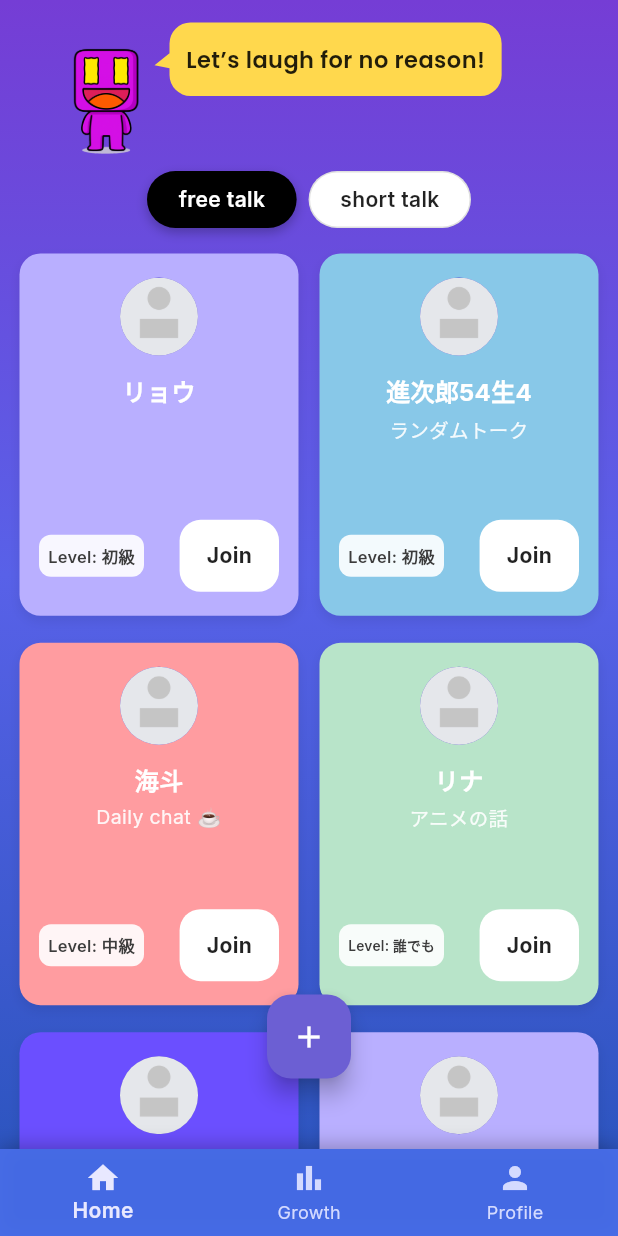
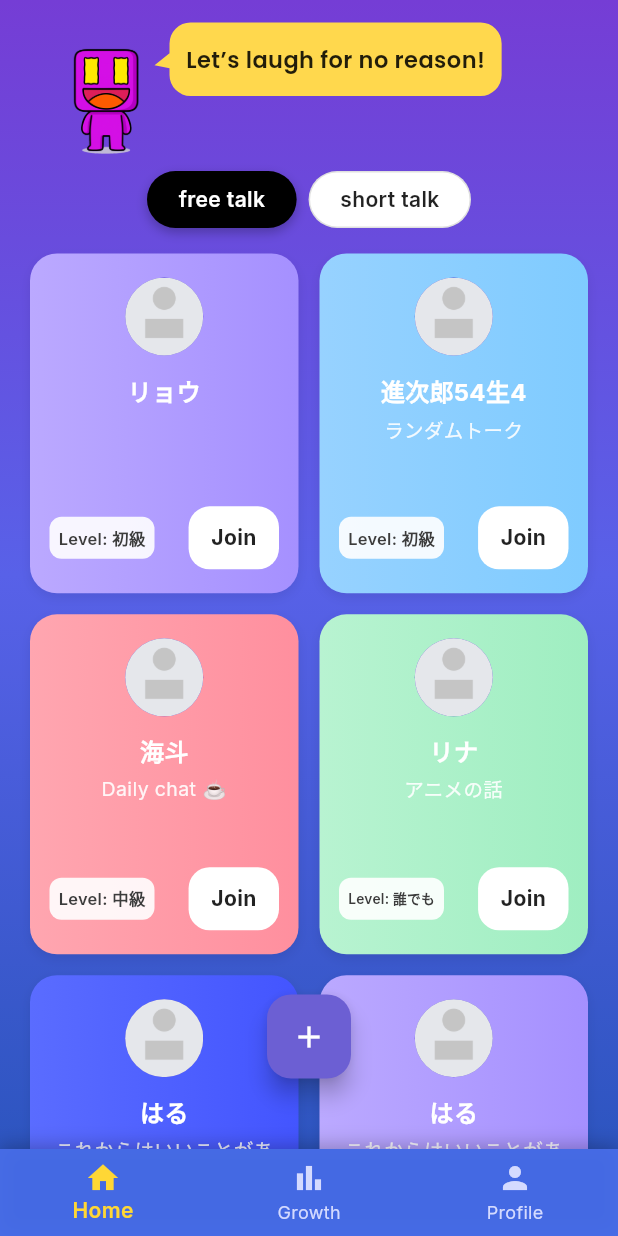
Before and after one commit to joshua20050107-pixel/hozonsuruapuri_english-conversation, a Flutter app: the screen it shows after launch, on a phone screen of 412 x 824 dp. Run offline on Flutter 3.47's test engine with Material 3 defaults, Android fonts, the phone set to English and light mode, and no system bars; our stand-ins replace flutter_riverpod, google_fonts.

Commit message:
色変える前

```diff
--- a/lib/components/talk_card_grid.dart
+++ b/lib/components/talk_card_grid.dart
@@ -108,25 +108,65 @@ class TalkCardGrid extends StatelessWidget {
       createdAt: DateTime(2025, 1, 1),
       creatorImageUrl: '',
     ),
+    Talk(
+      id: '9',
+      creatorName: '進次郎54生4',
+      creatorLevel: 'Beginner',
+      level: 'Beginner',
+      message: "ランダムトーク ",
+      type: 'short',
+      createdAt: DateTime(2025, 1, 1),
+      creatorImageUrl: '',
+    ),
+    Talk(
+      id: '10',
+      creatorName: '進次郎54生4',
+      creatorLevel: 'Beginner',
+      level: 'Beginner',
+      message: "ランダムトーク ",
+      type: 'short',
+      createdAt: DateTime(2025, 1, 1),
+      creatorImageUrl: '',
+    ),
+    Talk(
+      id: '11',
+      creatorName: '進次郎54生4',
+      creatorLevel: 'Beginner',
+      level: 'Beginner',
+      message: "ランダムトーク ",
+      type: 'short',
+      createdAt: DateTime(2025, 1, 1),
+      creatorImageUrl: '',
+    ),
+    Talk(
+      id: '12',
+      creatorName: '進次郎54生4',
+      creatorLevel: 'Beginner',
+      level: 'Beginner',
+      message: "ランダムトーク ",
+      type: 'short',
+      createdAt: DateTime(2025, 1, 1),
+      creatorImageUrl: '',
+    ),
   ];
 
   @override
   Widget build(BuildContext context) {
     return GridView.builder(
-      padding: const EdgeInsets.symmetric(horizontal: 13, vertical: 11),
+      padding: const EdgeInsets.symmetric(horizontal: 20, vertical: 11),
       itemCount: talks.length,
       gridDelegate: const SliverGridDelegateWithFixedCrossAxisCount(
         crossAxisCount: 2,
         crossAxisSpacing: 14,
-        mainAxisSpacing: 18,
-        childAspectRatio: 0.77,
+        mainAxisSpacing: 14,
+        childAspectRatio: 0.79,
       ),
       itemBuilder: (context, index) {
         final talk = talks[index];
         debugPrint('Avatar exists: ${talk.creatorImageUrl}');
 
         return InkWell(
-          borderRadius: BorderRadius.circular(14),
+          borderRadius: BorderRadius.circular(18),
           onTap: () {
             debugPrint("Tapped card: ${talk.creatorName}");
           },
@@ -135,7 +175,7 @@ class TalkCardGrid extends StatelessWidget {
             curve: Curves.easeOut,
             decoration: BoxDecoration(
               gradient: getGradientForIndex(index), // ← 背景グラデーションを追加
-              borderRadius: BorderRadius.circular(14),
+              borderRadius: BorderRadius.circular(18),
               boxShadow: [
                 BoxShadow(
                   color: Colors.black.withOpacity(0.08),
@@ -165,7 +205,7 @@ class TalkCardGrid extends StatelessWidget {
                     style: GoogleFonts.inter(
                       fontWeight: FontWeight.w700,
                       fontSize: 16,
-                      color: Colors.white,
+                      color: const Color.fromARGB(255, 255, 255, 255),
                     ),
                     overflow: TextOverflow.ellipsis,
                   ),
@@ -178,7 +218,12 @@ class TalkCardGrid extends StatelessWidget {
                               : "Daily chat ☕"),
                     style: GoogleFonts.inter(
                       fontSize: 13,
-                      color: Colors.white.withOpacity(0.9),
+                      color: const Color.fromARGB(
+                        255,
+                        255,
+                        255,
+                        255,
+                      ).withOpacity(0.9),
                     ),
                     maxLines: 2,
                     textAlign: TextAlign.center,
@@ -223,8 +268,8 @@ class TalkCardGrid extends StatelessWidget {
                       // 🤍 Joinボタン（右側）
                       Container(
                         padding: const EdgeInsets.symmetric(
-                          horizontal: 18,
-                          vertical: 14,
+                          horizontal: 15,
+                          vertical: 11,
                         ),
                         decoration: BoxDecoration(
                           color: Colors.white,
--- a/lib/screens/home_screen.dart
+++ b/lib/screens/home_screen.dart
@@ -92,12 +92,12 @@ class _BottomNav extends StatelessWidget {
           backgroundColor: Colors.transparent,
           elevation: 0,
           type: BottomNavigationBarType.fixed, // ✅【変更④】固定型でアイコン揺れ防止
-          selectedItemColor: const Color(0xFFE8E8FF), // ← DAD7FF → E8E8FF
+          selectedItemColor: const Color.fromARGB(255, 255, 215, 53),
+          // ← DAD7FF → E8E8FF
           unselectedItemColor: const Color(0xFFD4DAFF), // ← BFC8FF → D4DAFF
           // ✅【変更⑥】テキスト太さ調整（視認性アップ）
           selectedLabelStyle: const TextStyle(fontWeight: FontWeight.w600),
           unselectedLabelStyle: const TextStyle(fontWeight: FontWeight.w400),
-
           items: const [
             BottomNavigationBarItem(icon: Icon(Icons.home), label: "Home"),
             BottomNavigationBarItem(
--- a/lib/theme/talkin_colors.dart
+++ b/lib/theme/talkin_colors.dart
@@ -36,14 +36,33 @@ class TalkinColors {
 // 🎨 --- 他テーマセット（試験用） ---
 class TalkinPalettes {
   // 🌈 Dream Pop
+  // 🌈 Dream Pop (Optimized)
   static const dreamPop = [
-    LinearGradient(colors: [Color(0xFFB9AFFF), Color(0xFFB9AFFF)]),
-    LinearGradient(colors: [Color(0xFF88C8E8), Color(0xFF88C8E8)]),
-    LinearGradient(colors: [Color(0xFFF9E28C), Color(0xFFF9E28C)]),
-    LinearGradient(colors: [Color(0xFFFF9CA0), Color(0xFFFF9CA0)]),
-    LinearGradient(colors: [Color(0xFFB8E4C9), Color(0xFFB8E4C9)]),
-    LinearGradient(colors: [Color(0xFFC8C8D4), Color(0xFFC8C8D4)]),
-    LinearGradient(colors: [Color(0xFF6B4FFF), Color(0xFF6B4FFF)]),
+    // 💜 パープル系：背景と馴染みつつ少し光る
+    LinearGradient(colors: [Color(0xFFBBA9FF), Color(0xFFA590FF)]),
+
+    // 🩵 スカイブルー系：安心感と清潔感
+    LinearGradient(colors: [Color(0xFF97D2FF), Color(0xFF7FCBFF)]),
+
+    // 💛 イエロー：差し色、注目カードに最適
+    LinearGradient(
+      colors: [
+        Color.fromARGB(255, 252, 217, 80),
+        Color.fromARGB(255, 251, 204, 36),
+      ],
+    ),
+
+    // ❤️ コーラルピンク：優しさと活気を両立
+    LinearGradient(colors: [Color(0xFFFFA6B0), Color(0xFFFF8F9E)]),
+
+    // 💚 ミントグリーン：落ち着き＋新鮮さ
+    LinearGradient(colors: [Color(0xFFB8F3D1), Color(0xFF9FEEC1)]),
+
+    // ⚪️ グレー：中間調、空白エリアを自然に繋ぐ
+    LinearGradient(colors: [Color(0xFFE3E3EB), Color(0xFFD1D1DA)]),
+
+    // 🔵 ディープブルー：アクセント（上級者・特別カード向け）
+    LinearGradient(colors: [Color(0xFF5A6CFF), Color(0xFF4355FF)]),
   ];
 
   // 💜 Cyber Pastel
```
